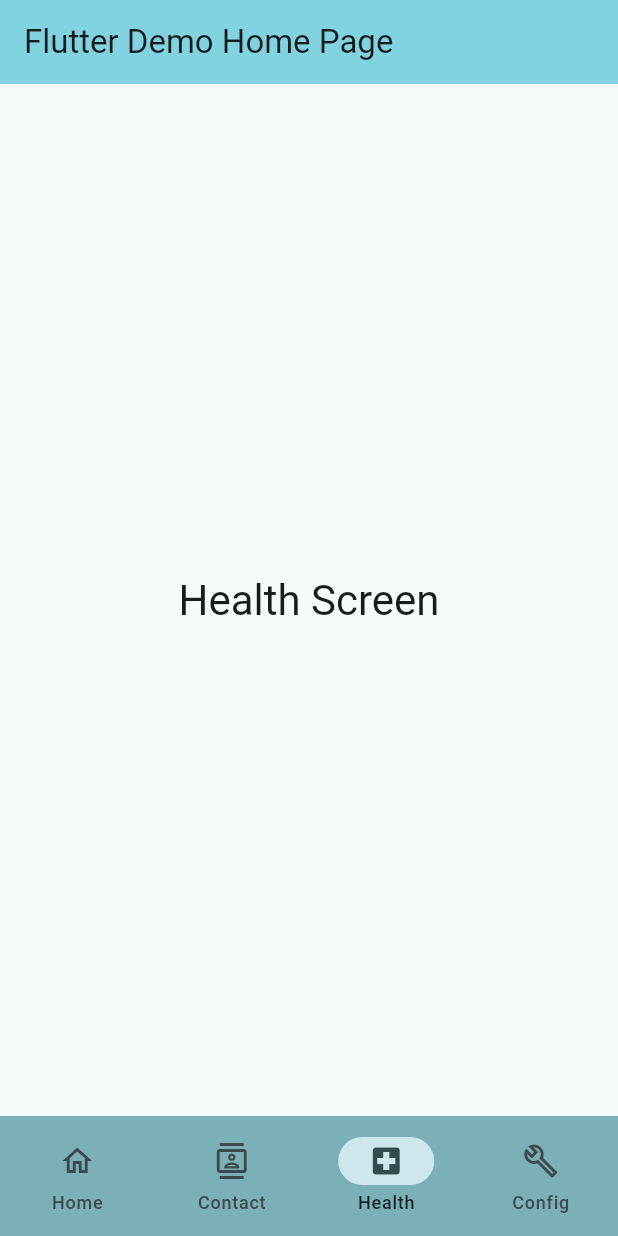
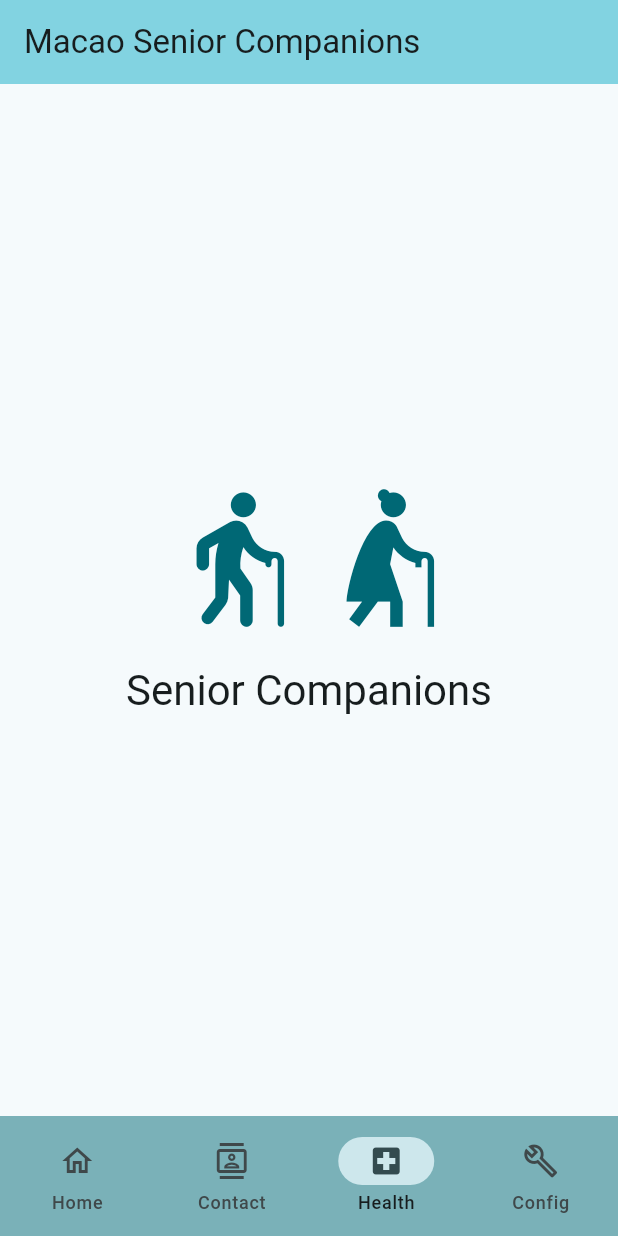
Before and after one commit to KapiatPak/senior_companions, a Flutter app: the screen it shows after launch, item 3 of the bottom bar chosen, on a phone screen of 412 x 824 dp. Run offline on Flutter 3.47's test engine with Material 3 defaults, Android fonts, the light colour scheme and no system bars; network calls fail.

Commit message:
1. sperate page 2. add icon and image

```diff
--- a/lib/main.dart
+++ b/lib/main.dart
@@ -1,4 +1,5 @@
 import 'package:flutter/material.dart';
+import 'pages/home_page.dart';
 
 void main() {
   runApp(const MyApp());
@@ -15,116 +16,7 @@ class MyApp extends StatelessWidget {
         colorScheme: ColorScheme.fromSeed(seedColor: const Color.fromARGB(255, 75, 189, 207)),
         useMaterial3: true,
       ),
-      home: const MyHomePage(title: 'Flutter Demo Home Page'),
+      home: const MyHomePage(title: 'Macao Senior Companions'),
     );
   }
 }
-
-class MyHomePage extends StatefulWidget {
-  const MyHomePage({super.key, required this.title});
-  final String title;
-  @override
-  State<MyHomePage> createState() => _MyHomePageState();
-}
-
-class _MyHomePageState extends State<MyHomePage> {
-  int _selectedIndex = 0;
-
-  final List<Widget> _pages = [
-    const HomeScreen(),
-    const ContactScreen(),
-    const HealthScreen(),
-    const ConfigScreen(),
-  ];
-
-  void _onItemTapped(int index) {
-    setState(() {
-      _selectedIndex = index;
-    });
-  }
-
-  @override
-  Widget build(BuildContext context) {
-    return Scaffold(
-      appBar: AppBar(
-        backgroundColor: Theme.of(context).colorScheme.inversePrimary,
-        title: Text(widget.title),
-      ),
-      body: IndexedStack(
-        index: _selectedIndex,
-        children: _pages,
-      ),
-      bottomNavigationBar: NavigationBar(
-        onDestinationSelected: _onItemTapped,
-        selectedIndex: _selectedIndex,
-        backgroundColor: Theme.of(context).colorScheme.surfaceTint.withOpacity(0.5),
-        destinations: const <Widget>[
-          NavigationDestination(
-            icon: Icon(Icons.home_outlined),
-            selectedIcon: Icon(Icons.home),
-            label: 'Home',
-          ),
-          NavigationDestination(
-            icon: Icon(Icons.contacts_outlined),
-            selectedIcon: Icon(Icons.contacts),
-            label: 'Contact',
-          ),
-          NavigationDestination(
-            icon: Icon(Icons.local_hospital_outlined),
-            selectedIcon: Icon(Icons.local_hospital),
-            label: 'Health',
-          ),
-          NavigationDestination(
-            icon: Icon(Icons.build_outlined),
-            selectedIcon: Icon(Icons.build),
-            label: 'Config',
-          ),
-        ],
-      ),
-    );
-  }
-}
-
-class HomeScreen extends StatelessWidget {
-  const HomeScreen({super.key});
-
-  @override
-  Widget build(BuildContext context) {
-    return Center(
-      child: Text('Home Screen', style: Theme.of(context).textTheme.headlineMedium),
-    );
-  }
-}
-
-class ContactScreen extends StatelessWidget {
-  const ContactScreen({super.key});
-
-  @override
-  Widget build(BuildContext context) {
-    return Center(
-      child: Text('Contact Screen', style: Theme.of(context).textTheme.headlineMedium),
-    );
-  }
-}
-
-class HealthScreen extends StatelessWidget {
-  const HealthScreen({super.key});
-
-  @override
-  Widget build(BuildContext context) {
-    return Center(
-      child: Text('Health Screen', style: Theme.of(context).textTheme.headlineMedium),
-    );
-  }
-}
-
-class ConfigScreen extends StatelessWidget {
-  const ConfigScreen({super.key});
-
-  @override
-  Widget build(BuildContext context) {
-    return Center(
-      child: Text('Config Screen', style: Theme.of(context).textTheme.headlineMedium),
-    );
-  }
-}
--- /dev/null
+++ b/lib/pages/health_screen.dart
@@ -0,0 +1,28 @@
+import 'package:flutter/material.dart';
+
+class HealthScreen extends StatelessWidget {
+  const HealthScreen({super.key});
+
+  @override
+  Widget build(BuildContext context) {
+    return Center(
+      child: Column(
+        mainAxisAlignment: MainAxisAlignment.center,
+        children: [
+          Row(
+            mainAxisAlignment: MainAxisAlignment.center,
+            children: [
+              Icon(Icons.elderly_rounded,
+                  size: 100, color: Theme.of(context).colorScheme.primary),
+              Icon(Icons.elderly_woman_outlined,
+                  size: 100, color: Theme.of(context).colorScheme.primary),
+            ],
+          ),
+          const SizedBox(height: 20),
+          Text('Senior Companions',
+              style: Theme.of(context).textTheme.headlineMedium),
+        ],
+      ),
+    );
+  }
+}
--- /dev/null
+++ b/lib/pages/home_page.dart
@@ -0,0 +1,70 @@
+import 'package:flutter/material.dart';
+import 'home_screen.dart';
+import 'contact_screen.dart';
+import 'health_screen.dart';
+import 'config_screen.dart';
+
+class MyHomePage extends StatefulWidget {
+  const MyHomePage({super.key, required this.title});
+  final String title;
+  @override
+  State<MyHomePage> createState() => _MyHomePageState();
+}
+
+class _MyHomePageState extends State<MyHomePage> {
+  int _selectedIndex = 0;
+
+  final List<Widget> _pages = [
+    const HomeScreen(),
+    const ContactScreen(),
+    const HealthScreen(),
+    const ConfigScreen(),
+  ];
+
+  void _onItemTapped(int index) {
+    setState(() {
+      _selectedIndex = index;
+    });
+  }
+
+  @override
+  Widget build(BuildContext context) {
+    return Scaffold(
+      appBar: AppBar(
+        backgroundColor: Theme.of(context).colorScheme.inversePrimary,
+        title: Text(widget.title),
+      ),
+      body: IndexedStack(
+        index: _selectedIndex,
+        children: _pages,
+      ),
+      bottomNavigationBar: NavigationBar(
+        onDestinationSelected: _onItemTapped,
+        selectedIndex: _selectedIndex,
+        backgroundColor: Theme.of(context).colorScheme.surfaceTint.withOpacity(0.5),
+        destinations: const <Widget>[
+          NavigationDestination(
+            icon: Icon(Icons.home_outlined),
+            selectedIcon: Icon(Icons.home),
+            label: 'Home',
+          ),
+          NavigationDestination(
+            icon: Icon(Icons.contacts_outlined),
+            selectedIcon: Icon(Icons.contacts),
+            label: 'Contact',
+          ),
+          NavigationDestination(
+            icon: Icon(Icons.local_hospital_outlined),
+            selectedIcon: Icon(Icons.local_hospital),
+            label: 'Health',
+          ),
+          NavigationDestination(
+            icon: Icon(Icons.build_outlined),
+            selectedIcon: Icon(Icons.build),
+            label: 'Config',
+          ),
+        ],
+      ),
+    );
+  }
+}
```
Also changed, not shown: lib/pages/config_screen.dart (added, +30 -0 lines), lib/pages/contact_screen.dart (added, +19 -0 lines), lib/pages/home_screen.dart (added, +19 -0 lines).
